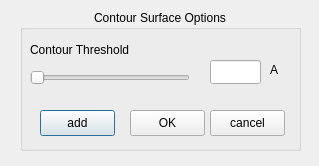
First picture: the form in source/VIEW/DIALOGS/raytraceableContourSurfaceDialog.ui, repository BALL-Project/ball, before the edit.
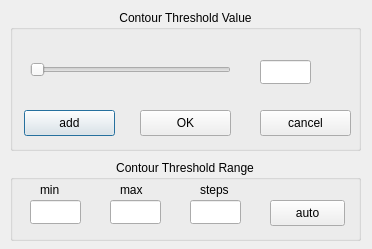
Second picture: the form after the edit. Icons and pictures are not drawn.

```diff
--- a/source/VIEW/DIALOGS/raytraceableContourSurfaceDialog.ui
+++ b/source/VIEW/DIALOGS/raytraceableContourSurfaceDialog.ui
@@ -8,8 +8,8 @@
    <rect>
     <x>0</x>
     <y>0</y>
-    <width>319</width>
-    <height>166</height>
+    <width>372</width>
+    <height>249</height>
    </rect>
   </property>
   <property name="windowTitle" >
@@ -24,9 +24,9 @@
   <widget class="QGroupBox" name="groupBox" >
    <property name="geometry" >
     <rect>
-     <x>20</x>
+     <x>10</x>
      <y>10</y>
-     <width>281</width>
+     <width>351</width>
      <height>141</height>
     </rect>
    </property>
@@ -34,31 +34,18 @@
     <string>add contour surface</string>
    </property>
    <property name="title" >
-    <string>Contour Surface Options</string>
+    <string>Contour Threshold Value</string>
    </property>
    <property name="alignment" >
     <set>Qt::AlignHCenter</set>
    </property>
-   <widget class="QLabel" name="ContouThresholdLabel" >
-    <property name="geometry" >
-     <rect>
-      <x>10</x>
-      <y>30</y>
-      <width>151</width>
-      <height>20</height>
-     </rect>
-    </property>
-    <property name="text" >
-     <string>Contour Threshold</string>
-    </property>
-   </widget>
    <widget class="QSlider" name="ContourSurfaceThresholdSlider" >
     <property name="geometry" >
      <rect>
-      <x>10</x>
-      <y>60</y>
-      <width>160</width>
-      <height>16</height>
+      <x>20</x>
+      <y>50</y>
+      <width>201</width>
+      <height>20</height>
      </rect>
     </property>
     <property name="toolTip" >
@@ -80,24 +67,14 @@
    <widget class="QLineEdit" name="ContourSurfaceThresholdLineEdit" >
     <property name="geometry" >
      <rect>
-      <x>190</x>
+      <x>250</x>
       <y>50</y>
       <width>51</width>
       <height>24</height>
      </rect>
     </property>
-   </widget>
-   <widget class="QLabel" name="AngstroemLabel" >
-    <property name="geometry" >
-     <rect>
-      <x>250</x>
-      <y>50</y>
-      <width>21</width>
-      <height>20</height>
-     </rect>
-    </property>
-    <property name="text" >
-     <string>A</string>
+    <property name="toolTip" >
+     <string comment="contour surface threshold value" >contour surface threshold value</string>
     </property>
    </widget>
    <widget class="QPushButton" name="add_button" >
@@ -106,9 +83,9 @@
     </property>
     <property name="geometry" >
      <rect>
-      <x>20</x>
+      <x>14</x>
       <y>100</y>
-      <width>75</width>
+      <width>91</width>
       <height>26</height>
      </rect>
     </property>
@@ -119,34 +96,15 @@
      <string>add</string>
     </property>
    </widget>
-   <widget class="QPushButton" name="cancel_button" >
-    <property name="windowModality" >
-     <enum>Qt::WindowModal</enum>
-    </property>
-    <property name="geometry" >
-     <rect>
-      <x>190</x>
-      <y>100</y>
-      <width>75</width>
-      <height>26</height>
-     </rect>
-    </property>
-    <property name="toolTip" >
-     <string comment="add a contour" >cancel dialog</string>
-    </property>
-    <property name="text" >
-     <string>cancel</string>
-    </property>
-   </widget>
    <widget class="QPushButton" name="OK_button" >
     <property name="windowModality" >
      <enum>Qt::WindowModal</enum>
     </property>
     <property name="geometry" >
      <rect>
-      <x>110</x>
+      <x>130</x>
       <y>100</y>
-      <width>75</width>
+      <width>91</width>
       <height>26</height>
      </rect>
     </property>
@@ -155,6 +113,141 @@
     </property>
     <property name="text" >
      <string>OK</string>
+    </property>
+   </widget>
+   <widget class="QPushButton" name="cancel_button" >
+    <property name="windowModality" >
+     <enum>Qt::WindowModal</enum>
+    </property>
+    <property name="geometry" >
+     <rect>
+      <x>250</x>
+      <y>100</y>
+      <width>91</width>
+      <height>26</height>
+     </rect>
+    </property>
+    <property name="toolTip" >
+     <string comment="cancel dialog" >cancel dialog</string>
+    </property>
+    <property name="text" >
+     <string>cancel</string>
+    </property>
+   </widget>
+  </widget>
+  <widget class="QGroupBox" name="groupBoxValue_2" >
+   <property name="geometry" >
+    <rect>
+     <x>10</x>
+     <y>160</y>
+     <width>351</width>
+     <height>81</height>
+    </rect>
+   </property>
+   <property name="toolTip" >
+    <string>add contour surface</string>
+   </property>
+   <property name="title" >
+    <string>Contour Threshold Range</string>
+   </property>
+   <property name="alignment" >
+    <set>Qt::AlignHCenter</set>
+   </property>
+   <widget class="QLabel" name="RangeLabel_min" >
+    <property name="geometry" >
+     <rect>
+      <x>30</x>
+      <y>20</y>
+      <width>31</width>
+      <height>20</height>
+     </rect>
+    </property>
+    <property name="text" >
+     <string>min</string>
+    </property>
+   </widget>
+   <widget class="QLabel" name="RangeLabel_max" >
+    <property name="geometry" >
+     <rect>
+      <x>110</x>
+      <y>20</y>
+      <width>31</width>
+      <height>20</height>
+     </rect>
+    </property>
+    <property name="text" >
+     <string>max</string>
+    </property>
+   </widget>
+   <widget class="QLabel" name="RangeLabel_steps" >
+    <property name="geometry" >
+     <rect>
+      <x>190</x>
+      <y>20</y>
+      <width>31</width>
+      <height>20</height>
+     </rect>
+    </property>
+    <property name="text" >
+     <string>steps</string>
+    </property>
+   </widget>
+   <widget class="QPushButton" name="autoRangeButton" >
+    <property name="windowModality" >
+     <enum>Qt::WindowModal</enum>
+    </property>
+    <property name="geometry" >
+     <rect>
+      <x>260</x>
+      <y>40</y>
+      <width>75</width>
+      <height>26</height>
+     </rect>
+    </property>
+    <property name="toolTip" >
+     <string comment="set the range values to default values" >set the contour threshold range to default values</string>
+    </property>
+    <property name="text" >
+     <string>auto</string>
+    </property>
+   </widget>
+   <widget class="QLineEdit" name="RangeLineEdit_steps" >
+    <property name="geometry" >
+     <rect>
+      <x>180</x>
+      <y>40</y>
+      <width>51</width>
+      <height>24</height>
+     </rect>
+    </property>
+    <property name="toolTip" >
+     <string comment="range steps" >set the number of steps</string>
+    </property>
+   </widget>
+   <widget class="QLineEdit" name="RangeLineEdit_max" >
+    <property name="geometry" >
+     <rect>
+      <x>100</x>
+      <y>40</y>
+      <width>51</width>
+      <height>24</height>
+     </rect>
+    </property>
+    <property name="toolTip" >
+     <string comment="maximum threshold" >set the maximum theshold</string>
+    </property>
+   </widget>
+   <widget class="QLineEdit" name="RangeLineEdit_min" >
+    <property name="geometry" >
+     <rect>
+      <x>20</x>
+      <y>40</y>
+      <width>51</width>
+      <height>24</height>
+     </rect>
+    </property>
+    <property name="toolTip" >
+     <string comment="minimum threshold" >set the minimum threshold</string>
     </property>
    </widget>
   </widget>
```
Left out of the diff: 4 changed lines with no effect on the pictures.
